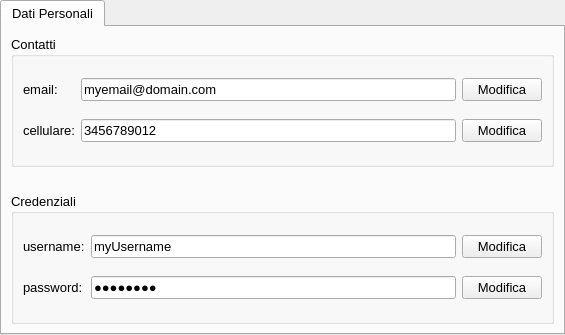
Above: ui/Titolare/VisualizzaDatiPersonali/datiTitolare.ui from mdoraz/Hotel before the change. Below: the same form after it.
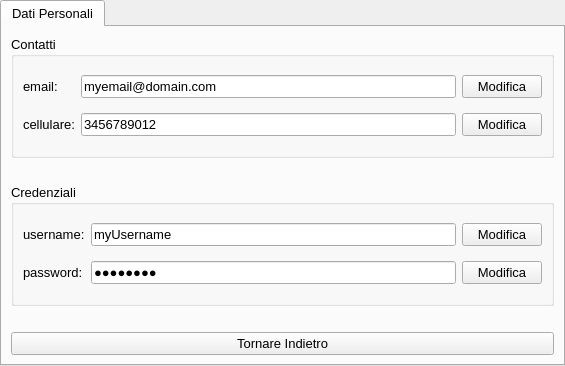
That is the form after the change.

Commit message: collegata dati titolare alla home titolare + statistiche

Patch:
```diff
--- a/ui/Titolare/VisualizzaDatiPersonali/datiTitolare.ui
+++ b/ui/Titolare/VisualizzaDatiPersonali/datiTitolare.ui
@@ -7,7 +7,7 @@
     <x>0</x>
     <y>0</y>
     <width>565</width>
-    <height>335</height>
+    <height>366</height>
    </rect>
   </property>
   <property name="font">
@@ -169,6 +169,26 @@
       </layout>
      </widget>
     </item>
+    <item>
+     <spacer name="horizontalSpacer">
+      <property name="orientation">
+       <enum>Qt::Horizontal</enum>
+      </property>
+      <property name="sizeHint" stdset="0">
+       <size>
+        <width>40</width>
+        <height>20</height>
+       </size>
+      </property>
+     </spacer>
+    </item>
+    <item>
+     <widget class="QPushButton" name="btnIndietro">
+      <property name="text">
+       <string>Tornare Indietro</string>
+      </property>
+     </widget>
+    </item>
    </layout>
   </widget>
  </widget>
```
The commit also changes 3 other files.
